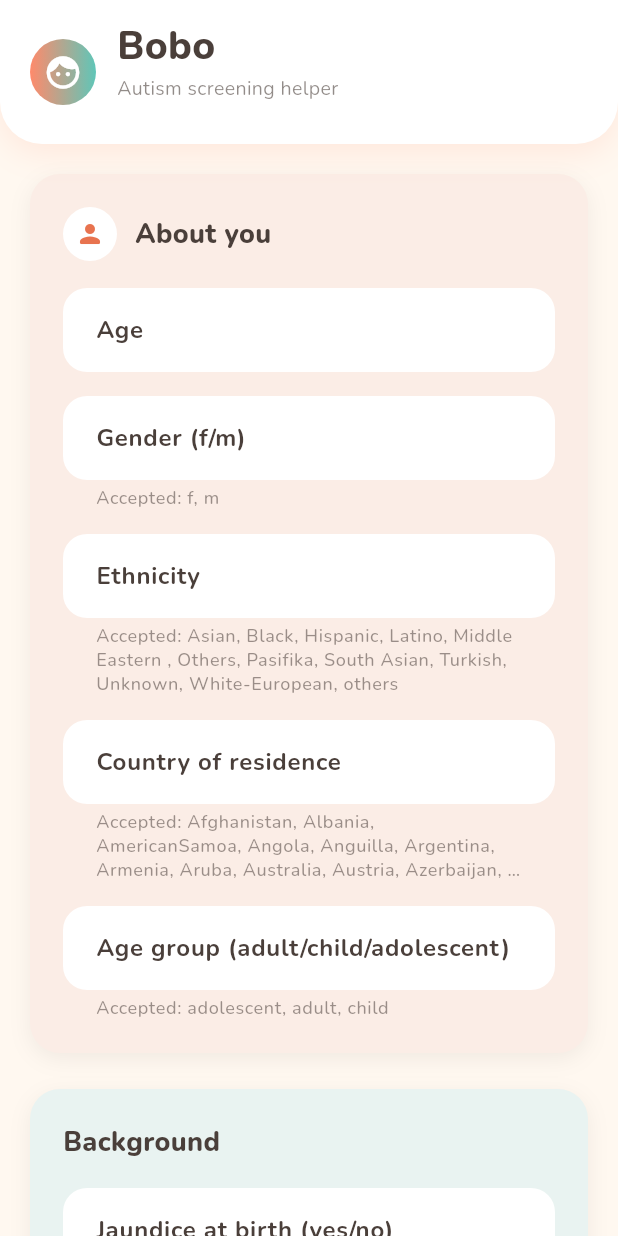
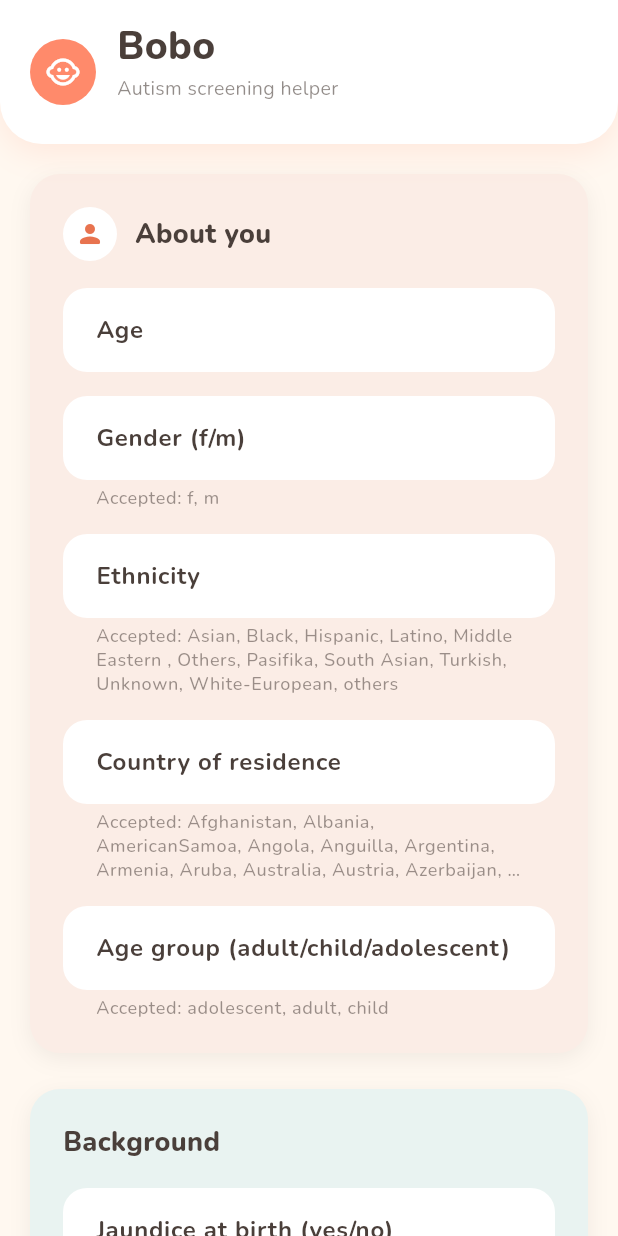
Before and after one commit to Divine-kuzo/linear_regression_model, a Flutter app: the screen it shows after launch, on a phone screen of 412 x 824 dp. Run offline on Flutter 3.47's test engine with Material 3 defaults, Android fonts, the phone set to English and light mode, and no system bars; our stand-ins replace google_fonts.

Commit message:
polish step 3: simple flat coral icon mark instead of gradient face

```diff
--- a/summative/FlutterApp/lib/main.dart
+++ b/summative/FlutterApp/lib/main.dart
@@ -232,11 +232,8 @@ class _PredictionPageState extends State<PredictionPage> {
                 Container(
                   width: 44,
                   height: 44,
-                  decoration: const BoxDecoration(
-                    gradient: LinearGradient(colors: [BoboColors.coral, BoboColors.teal]),
-                    shape: BoxShape.circle,
-                  ),
-                  child: const Icon(Icons.face_rounded, color: Colors.white, size: 26),
+                  decoration: const BoxDecoration(color: BoboColors.coral, shape: BoxShape.circle),
+                  child: const Icon(Icons.child_care, color: Colors.white, size: 24),
                 ),
                 const SizedBox(width: 14),
                 Column(
```
